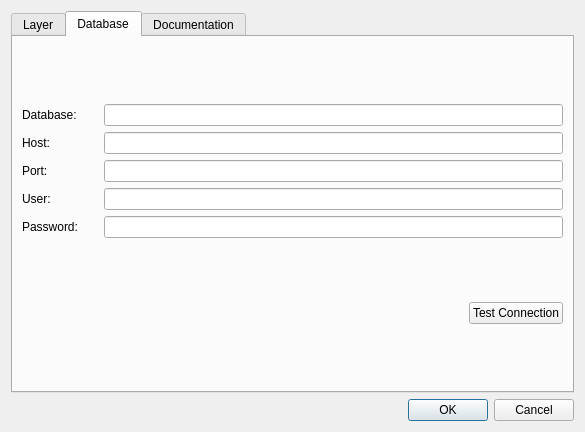
Before: the Qt Designer form historize.ui in HusseinKabbout/Historize, drawn with Qt 5.
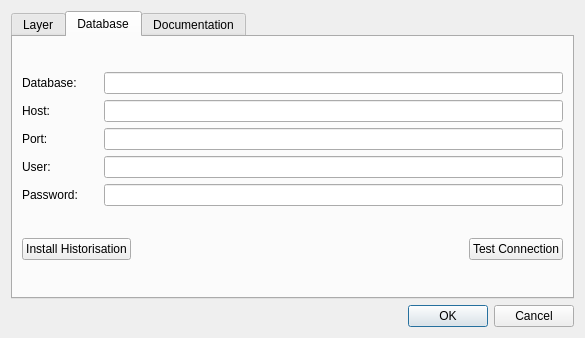
After: the same form once the commit is applied. The open tabs and pages were chosen to show the change.

```diff
--- a/historize.ui
+++ b/historize.ui
@@ -10,7 +10,7 @@
     <x>0</x>
     <y>0</y>
     <width>585</width>
-    <height>432</height>
+    <height>338</height>
    </rect>
   </property>
   <property name="windowTitle">
@@ -165,7 +165,7 @@
        <string>Database</string>
       </attribute>
       <layout class="QGridLayout" name="gridLayout_6">
-       <item row="0" column="0">
+       <item row="0" column="0" colspan="3">
         <layout class="QGridLayout" name="gridLayout">
          <item row="0" column="0" colspan="2">
           <widget class="QLabel" name="dbLabel">
@@ -258,13 +258,45 @@
          </item>
         </layout>
        </item>
-       <item row="1" column="0" alignment="Qt::AlignRight">
+       <item row="1" column="0">
+        <widget class="QPushButton" name="btnHistoInstall">
+         <property name="sizePolicy">
+          <sizepolicy hsizetype="Maximum" vsizetype="Fixed">
+           <horstretch>0</horstretch>
+           <verstretch>0</verstretch>
+          </sizepolicy>
+         </property>
+         <property name="text">
+          <string>Install Historisation</string>
+         </property>
+        </widget>
+       </item>
+       <item row="1" column="2">
         <widget class="QPushButton" name="btnTestConn">
+         <property name="sizePolicy">
+          <sizepolicy hsizetype="Minimum" vsizetype="Fixed">
+           <horstretch>0</horstretch>
+           <verstretch>0</verstretch>
+          </sizepolicy>
+         </property>
          <property name="text">
           <string>Test Connection</string>
          </property>
         </widget>
        </item>
+       <item row="1" column="1">
+        <spacer name="horizontalSpacer_3">
+         <property name="orientation">
+          <enum>Qt::Horizontal</enum>
+         </property>
+         <property name="sizeHint" stdset="0">
+          <size>
+           <width>40</width>
+           <height>20</height>
+          </size>
+         </property>
+        </spacer>
+       </item>
       </layout>
      </widget>
      <widget class="QWidget" name="tabDoc">
```
Left out of the diff: 2 changed lines with no effect on the pictures.
